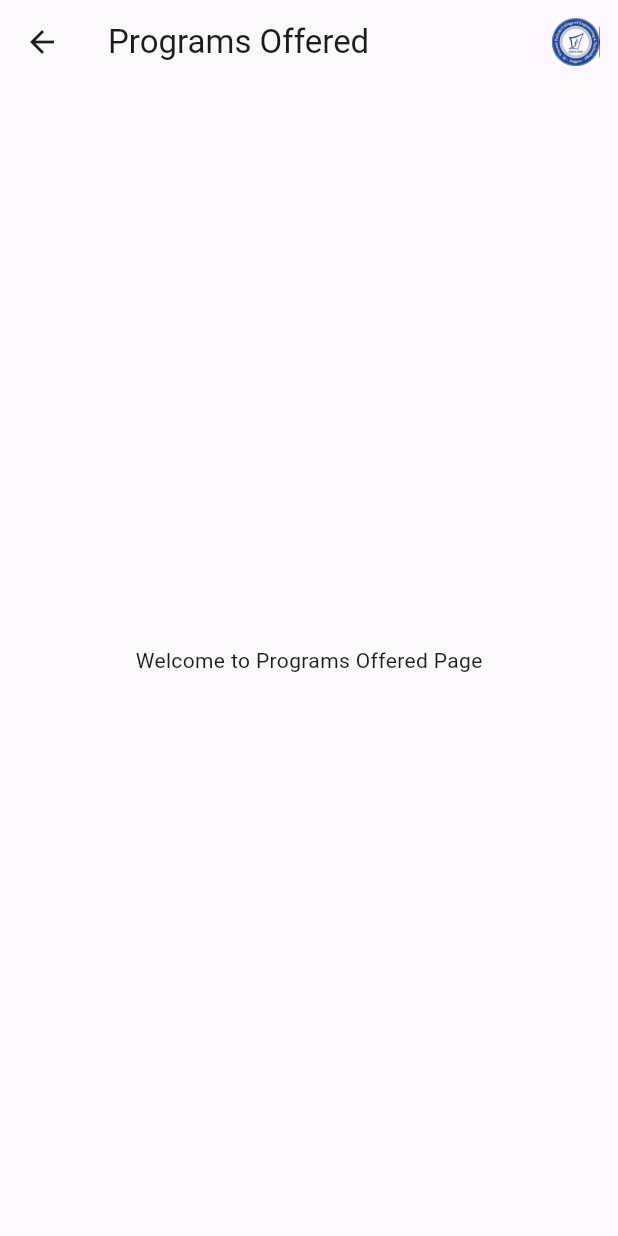
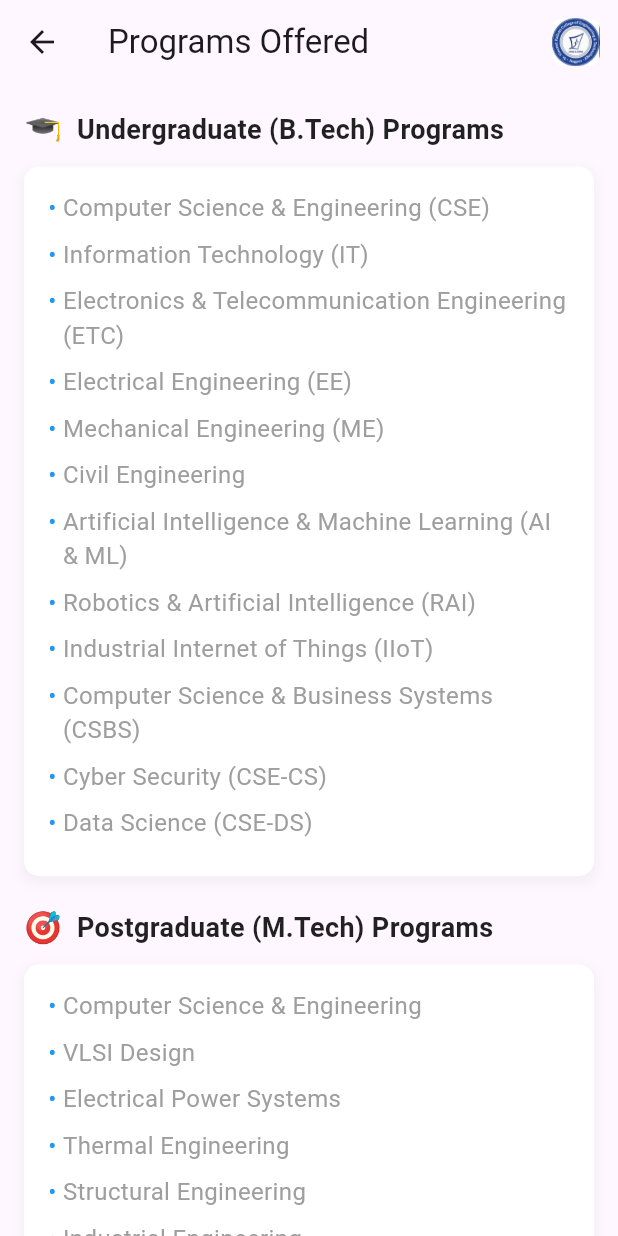
Before and after one commit to theaashaychahande/stvincent_sys_app, a Flutter app: the screen it shows after launch, in the side drawer, after a tap on "Programs Offered", on a phone screen of 412 x 824 dp. Run offline on Flutter 3.47's test engine with Material 3 defaults, Android fonts, the phone set to English and light mode, and no system bars.

Commit message:
added programs data

```diff
--- a/lib/home_screen.dart
+++ b/lib/home_screen.dart
@@ -1,7 +1,7 @@
 import 'package:flutter/material.dart';
 import 'sections/about_page.dart';
 import 'sections/basic_info_page.dart';
-import 'sections/programs_offered.dart';
+import 'sections/programs_offered_page.dart';
 import 'sections/branches_departments.dart';
 import 'sections/degrees.dart';
 import 'widgets/college_logo.dart';
--- a/lib/sections/programs_offered.dart
+++ /dev/null
@@ -1,24 +0,0 @@
-import 'package:flutter/material.dart';
-import '../widgets/college_logo.dart';
-
-class ProgramsOfferedPage extends StatelessWidget {
-  const ProgramsOfferedPage({super.key});
-
-  @override
-  Widget build(BuildContext context) {
-    return Scaffold(
-      appBar: AppBar(
-        title: const Text('Programs Offered'),
-        actions: [
-          Padding(
-            padding: const EdgeInsets.only(right: 12),
-            child: CollegeLogo(size: 32),
-          ),
-        ],
-      ),
-      body: const Center(
-        child: Text('Welcome to Programs Offered Page'),
-      ),
-    );
-  }
-}
--- /dev/null
+++ b/lib/sections/programs_offered_page.dart
@@ -0,0 +1,164 @@
+import 'package:flutter/material.dart';
+import '../widgets/college_logo.dart';
+
+class ProgramsOfferedPage extends StatelessWidget {
+  const ProgramsOfferedPage({super.key});
+
+  @override
+  Widget build(BuildContext context) {
+    return Scaffold(
+      appBar: AppBar(
+        title: const Text('Programs Offered'),
+        actions: [
+          Padding(
+            padding: const EdgeInsets.only(right: 12),
+            child: CollegeLogo(size: 32),
+          ),
+        ],
+      ),
+      body: SingleChildScrollView(
+        padding: const EdgeInsets.all(16.0),
+        child: Column(
+          crossAxisAlignment: CrossAxisAlignment.start,
+          children: [
+            // Undergraduate Programs
+            const ProgramSection(
+              icon: '🎓',
+              title: 'Undergraduate (B.Tech) Programs',
+              programs: [
+                'Computer Science & Engineering (CSE)',
+                'Information Technology (IT)',
+                'Electronics & Telecommunication Engineering (ETC)',
+                'Electrical Engineering (EE)',
+                'Mechanical Engineering (ME)',
+                'Civil Engineering',
+                'Artificial Intelligence & Machine Learning (AI & ML)',
+                'Robotics & Artificial Intelligence (RAI)',
+                'Industrial Internet of Things (IIoT)',
+                'Computer Science & Business Systems (CSBS)',
+                'Cyber Security (CSE-CS)',
+                'Data Science (CSE-DS)',
+              ],
+            ),
+            const SizedBox(height: 20),
+
+            // Postgraduate Programs
+            const ProgramSection(
+              icon: '🎯',
+              title: 'Postgraduate (M.Tech) Programs',
+              programs: [
+                'Computer Science & Engineering',
+                'VLSI Design',
+                'Electrical Power Systems',
+                'Thermal Engineering',
+                'Structural Engineering',
+                'Industrial Engineering',
+              ],
+            ),
+            const SizedBox(height: 20),
+
+            // Vocational / Management Programs
+            const ProgramSection(
+              icon: '💼',
+              title: 'Vocational / Management Programs',
+              programs: [
+                'B.Voc in Software Development',
+                'B.Voc in Automotive Technology',
+                'MBA (Master of Business Administration)',
+              ],
+            ),
+            const SizedBox(height: 20),
+
+            // Ph.D. & Research Programs
+            const ProgramSection(
+              icon: '🔬',
+              title: 'Ph.D. & Research Programs',
+              programs: [
+                'Approved Research Center under RTMNU',
+                'Research in Engineering and Applied Sciences disciplines',
+              ],
+            ),
+            const SizedBox(height: 20),
+          ],
+        ),
+      ),
+    );
+  }
+}
+
+class ProgramSection extends StatelessWidget {
+  final String icon;
+  final String title;
+  final List<String> programs;
+
+  const ProgramSection({super.key, required this.icon, required this.title, required this.programs});
+
+  @override
+  Widget build(BuildContext context) {
+    return Column(
+      crossAxisAlignment: CrossAxisAlignment.start,
+      children: [
+        Row(
+          children: [
+            Text(
+              icon,
+              style: const TextStyle(fontSize: 20),
+            ),
+            const SizedBox(width: 10),
+            Text(
+              title,
+              style: const TextStyle(
+                fontSize: 18,
+                fontWeight: FontWeight.bold,
+                color: Colors.black87,
+              ),
+            ),
+          ],
+        ),
+        const SizedBox(height: 10),
+        Container(
+          decoration: BoxDecoration(
+            color: Colors.white,
+            borderRadius: BorderRadius.circular(10),
+            boxShadow: [
+              BoxShadow(
+                color: Colors.grey.withOpacity(0.1),
+                spreadRadius: 2,
+                blurRadius: 5,
+                offset: const Offset(0, 3),
+              ),
+            ],
+          ),
+          padding: const EdgeInsets.all(16),
+          child: Column(
+            crossAxisAlignment: CrossAxisAlignment.start,
+            children: programs.map((program) => Padding(
+                  padding: const EdgeInsets.only(bottom: 8.0),
+                  child: Row(
+                    crossAxisAlignment: CrossAxisAlignment.start,
+                    children: [
+                      const Text(
+                        '• ',
+                        style: TextStyle(
+                          fontSize: 16,
+                          color: Colors.blue,
+                        ),
+                      ),
+                      Expanded(
+                        child: Text(
+                          program,
+                          style: const TextStyle(
+                            fontSize: 16,
+                            color: Colors.grey,
+                          ),
+                        ),
+                      ),
+                    ],
+                  ),
+                )).toList(),
+          ),
+        ),
+      ],
+    );
+  }
+}
```
